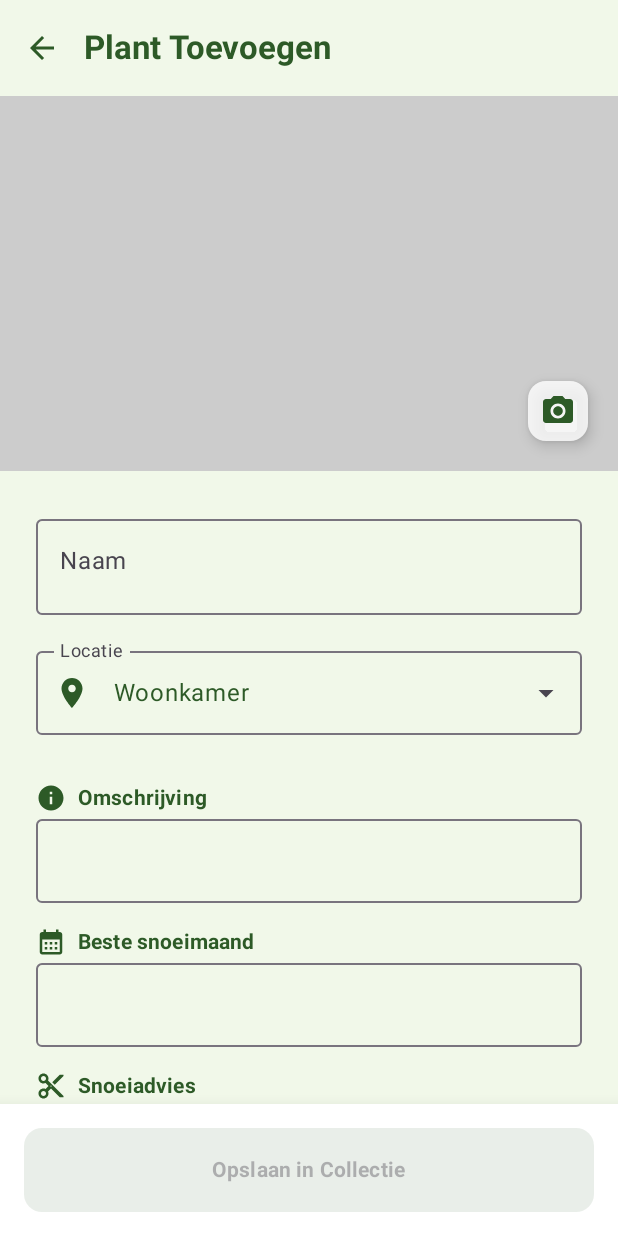
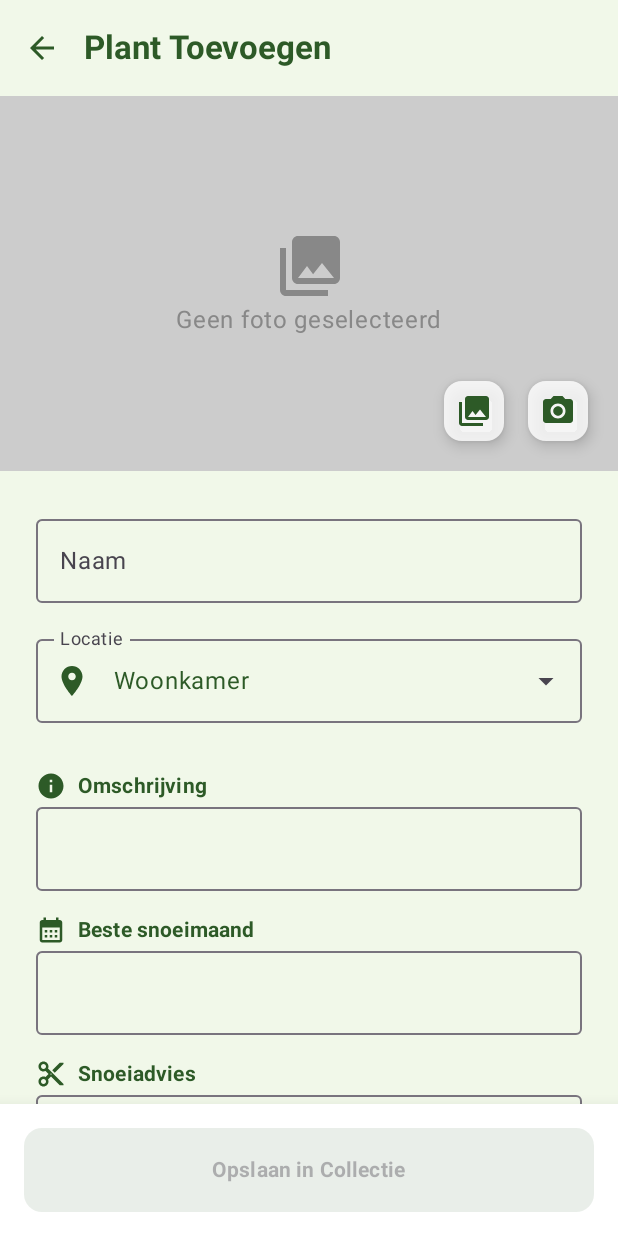
Before and after one commit to pergola73/TuinMaat, an Android app built with Jetpack Compose: the PlantToevoegenScherm screen opened through its navigation route, on a phone screen of 412 x 824 dp. Run offline under Robolectric (Android 15) with nearby library versions, the light colour scheme and no system bars; our stand-ins replace Firebase (no records; nobody signed in at launch, a user with empty details on screens opened directly); libraries missing offline, so code that uses them is left out: com.google.ai.client.

Commit message:
0.7 locatie lijst obv beheerde lijst, gallerij toegevoegd,
Signed-off-by: pergola73! <roland.van.oel@gmail.com>

```diff
--- a/app/src/main/java/com/example/tuinmaat/MainActivity.kt
+++ b/app/src/main/java/com/example/tuinmaat/MainActivity.kt
@@ -125,6 +125,7 @@ class MainActivity : FragmentActivity() {
                             composable("beveiliging") { BeveiligingsInstellingenScherm(navController) }
                             composable("locatiebeheer") { LocatieBeheerScherm(navController) }
                             composable("profiel_bewerken") { ProfielBewerkenScherm(navController) }
+                            composable("info") { InfoScherm(navController) }
                         }
                     }
                 }
@@ -466,11 +467,11 @@ fun HoofdMenu(navController: NavController) {
                 }
             }
             Surface(
-                modifier = Modifier.size(50.dp).clickable { navController.navigate("profiel_bewerken") },
+                modifier = Modifier.size(50.dp).clickable { navController.navigate("instellingen") },
                 shape = CircleShape,
-                color = GrasGroen.copy(alpha = 0.2f)
-            ) {
-                Icon(Icons.Default.Person, contentDescription = null, tint = DonkerGroen, modifier = Modifier.padding(10.dp))
+                color = Color.Transparent
+            ) {
+                // Icon verwijderd op verzoek van gebruiker, maar klikgebied behouden voor balans of weghalen
             }
         }
 
@@ -484,15 +485,6 @@ fun HoofdMenu(navController: NavController) {
         MenuKnop("Plant Toevoegen", Icons.Default.Add) { navController.navigate("toevoegen") }
         MenuKnop("Snoei Kalender", Icons.Default.CalendarToday) { navController.navigate("kalender") }
         MenuKnop("Instellingen", Icons.Default.Settings) { navController.navigate("instellingen") }
-
-        Spacer(modifier = Modifier.height(32.dp))
-
-        TextButton(onClick = {
-            auth.signOut()
-            navController.navigate("login") { popUpTo(0) }
-        }, modifier = Modifier.align(Alignment.CenterHorizontally)) {
-            Text("Uitloggen", color = Color.Red.copy(alpha = 0.7f))
-        }
     }
 }
 
@@ -523,8 +515,7 @@ fun MenuKnop(tekst: String, icoon: ImageVector, onClick: () -> Unit) {
 @Composable
 fun PlantToevoegenScherm(
     navController: NavController,
-    bewerkPlantFirestoreId: String? = null,
-    beschikbareLocaties: List<String> = listOf("Woonkamer", "Keuken", "Slaapkamer", "Balkon")
+    bewerkPlantFirestoreId: String? = null
 ) {
     val db = Firebase.firestore
     val auth = Firebase.auth
@@ -536,10 +527,11 @@ fun PlantToevoegenScherm(
     var bitmap by remember { mutableStateOf<Bitmap?>(null) }
     var bestaandeFotoUri by remember { mutableStateOf<String?>(null) }
     var naam by remember { mutableStateOf("") }
-    var geselecteerdeLocatie by remember { mutableStateOf(beschikbareLocaties.firstOrNull() ?: "") }
+    var geselecteerdeLocatie by remember { mutableStateOf("") }
     var omschrijving by remember { mutableStateOf("") }
     var snoeiMaand by remember { mutableStateOf("") }
     var snoeiAdvies by remember { mutableStateOf("") }
+    var beschikbareLocaties by remember { mutableStateOf<List<String>>(emptyList()) }
 
     // Gemini AI State
     var aiSuggesties by remember { mutableStateOf<List<GeminiPlantResult>>(emptyList()) }
@@ -550,13 +542,21 @@ fun PlantToevoegenScherm(
     var isLaden by remember { mutableStateOf(false) }
     var laatLocatieMenuZien by remember { mutableStateOf(false) }
 
-    // Load existing plant if editing
-    LaunchedEffect(bewerkPlantFirestoreId) {
-        if (bewerkPlantFirestoreId != null) {
-            isLaden = true
+    // Load locations and existing plant
+    LaunchedEffect(userId, bewerkPlantFirestoreId) {
+        if (userId.isNotEmpty()) {
             try {
                 val userDoc = db.collection("users").document(userId).get().await()
                 val gardenId = userDoc.getString("sharedGardenId") ?: userId
+
+                // Load locations
+                val gardenDoc = db.collection("tuinen").document(gardenId).get().await()
+                @Suppress("UNCHECKED_CAST")
+                val locs = gardenDoc.get("locaties") as? List<String> ?: listOf("Woonkamer", "Keuken", "Balkon")
+                beschikbareLocaties = locs
+
+                if (bewerkPlantFirestoreId != null) {
+                    isLaden = true
                     val doc = db.collection("tuinen").document(gardenId).collection("planten").document(bewerkPlantFirestoreId).get().await()
                     val plant = doc.toObject(Plant::class.java)
                     if (plant != null) {
@@ -567,8 +567,11 @@ fun PlantToevoegenScherm(
                         snoeiAdvies = plant.snoeiAdvies
                         bestaandeFotoUri = plant.fotoUri
                     }
+                } else if (geselecteerdeLocatie.isEmpty() && locs.isNotEmpty()) {
+                    geselecteerdeLocatie = locs.first()
+                }
             } catch (e: Exception) {
-                Log.e("TuinMaat", "Fout bij laden plant: ${e.message}")
+                Log.e("TuinMaat", "Fout bij laden data: ${e.message}")
             } finally {
                 isLaden = false
             }
@@ -577,9 +580,17 @@ fun PlantToevoegenScherm(
 
     val cameraLauncher = rememberLauncherForActivityResult(
         ActivityResultContracts.TakePicturePreview()
-    ) { result ->
-        if (result != null) {
-            bitmap = result
+    ) { result -> if (result != null) bitmap = result }
+
+    val galleryLauncher = rememberLauncherForActivityResult(
+        ActivityResultContracts.GetContent()
+    ) { uri ->
+        if (uri != null) {
+            val context = (navController.context as? Activity)
+            if (context != null) {
+                val source = android.graphics.ImageDecoder.createSource(context.contentResolver, uri)
+                bitmap = android.graphics.ImageDecoder.decodeBitmap(source)
+            }
         }
     }
 
@@ -587,11 +598,8 @@ fun PlantToevoegenScherm(
     val permissionLauncher = rememberLauncherForActivityResult(
         ActivityResultContracts.RequestPermission()
     ) { isGranted ->
-        if (isGranted) {
-            cameraLauncher.launch(null)
-        } else {
-            Toast.makeText(context, "Camera toestemming is nodig om foto's te maken.", Toast.LENGTH_SHORT).show()
-        }
+        if (isGranted) cameraLauncher.launch(null)
+        else Toast.makeText(context, "Camera toestemming nodig.", Toast.LENGTH_SHORT).show()
     }
 
     Scaffold(
@@ -659,10 +667,7 @@ fun PlantToevoegenScherm(
                     },
                     enabled = naam.isNotBlank() && !isLaden,
                     colors = ButtonDefaults.buttonColors(containerColor = DonkerGroen),
-                    modifier = Modifier
-                        .fillMaxWidth()
-                        .padding(16.dp)
-                        .height(56.dp),
+                    modifier = Modifier.fillMaxWidth().padding(16.dp).height(56.dp),
                     shape = RoundedCornerShape(12.dp)
                 ) {
                     if (isLaden) CircularProgressIndicator(color = Color.White, modifier = Modifier.size(24.dp))
@@ -672,62 +677,60 @@ fun PlantToevoegenScherm(
         }
     ) { paddingValues ->
         Column(
-            modifier = Modifier
-                .fillMaxSize()
-                .padding(paddingValues)
-                .verticalScroll(scrollState)
-                .background(ZachtBeige)
-        ) {
-            // Foto Sectie (vergelijkbaar met detail scherm hoogte)
+            modifier = Modifier.fillMaxSize().padding(paddingValues).verticalScroll(scrollState).background(ZachtBeige)
+        ) {
+            // Foto Sectie
             Box(
-                modifier = Modifier
-                    .fillMaxWidth()
-                    .height(250.dp)
-                    .background(Color.LightGray),
+                modifier = Modifier.fillMaxWidth().height(250.dp).background(Color.LightGray),
                 contentAlignment = Alignment.Center
             ) {
                 if (bitmap != null) {
-                    Image(
-                        bitmap = bitmap!!.asImageBitmap(),
-                        contentDescription = null,
-                        contentScale = ContentScale.Crop,
-                        modifier = Modifier.fillMaxSize()
-                    )
+                    Image(bitmap = bitmap!!.asImageBitmap(), contentDescription = null, contentScale = ContentScale.Crop, modifier = Modifier.fillMaxSize())
                 } else if (bestaandeFotoUri != null) {
-                    AsyncImage(
-                        model = bestaandeFotoUri,
-                        contentDescription = null,
-                        contentScale = ContentScale.Crop,
-                        modifier = Modifier.fillMaxSize()
-                    )
-                }
-
+                    AsyncImage(model = bestaandeFotoUri, contentDescription = null, contentScale = ContentScale.Crop, modifier = Modifier.fillMaxSize())
+                } else {
+                    Column(horizontalAlignment = Alignment.CenterHorizontally) {
+                        Icon(Icons.Default.PhotoLibrary, contentDescription = null, modifier = Modifier.size(48.dp), tint = Color.Gray)
+                        Text("Geen foto geselecteerd", color = Color.Gray)
+                    }
+                }
+
+                Row(modifier = Modifier.align(Alignment.BottomEnd).padding(16.dp)) {
+                    SmallFloatingActionButton(
+                        onClick = { galleryLauncher.launch("image/*") },
+                        containerColor = Color.White.copy(alpha = 0.8f)
+                    ) { Icon(Icons.Default.PhotoLibrary, contentDescription = "Galerij", tint = DonkerGroen) }
+                    Spacer(modifier = Modifier.width(8.dp))
                     SmallFloatingActionButton(
                         onClick = {
                             val permissionCheckResult = ContextCompat.checkSelfPermission(context, Manifest.permission.CAMERA)
-                        if (permissionCheckResult == PackageManager.PERMISSION_GRANTED) {
-                            cameraLauncher.launch(null)
-                        } else {
-                            permissionLauncher.launch(Manifest.permission.CAMERA)
-                        }
+                            if (permissionCheckResult == PackageManager.PERMISSION_GRANTED) cameraLauncher.launch(null)
+                            else permissionLauncher.launch(Manifest.permission.CAMERA)
                         },
-                    modifier = Modifier.align(Alignment.BottomEnd).padding(16.dp),
                         containerColor = Color.White.copy(alpha = 0.8f)
-                ) {
-                    Icon(Icons.Default.PhotoCamera, contentDescription = "Foto maken", tint = DonkerGroen)
-                }
-            }
-
-            // Gemini AI Button
+                    ) { Icon(Icons.Default.PhotoCamera, contentDescription = "Camera", tint = DonkerGroen) }
+                }
+            }
+
+            // AI Button
             if (bitmap != null) {
                 Button(
                     onClick = {
                         coroutineScope.launch {
                             isAIBezig = true
+                            try {
                                 val resultaten = zoekPlantInfoMetAI(bitmap!!, context)
+                                if (resultaten.isNotEmpty()) {
                                     aiSuggesties = resultaten
                                     laatSuggestiesZien = true
+                                } else {
+                                    Toast.makeText(context, "AI kon plant niet identificeren", Toast.LENGTH_SHORT).show()
+                                }
+                            } catch (e: Exception) {
+                                Log.e("TuinMaat", "AI Error: ${e.message}")
+                            } finally {
                                 isAIBezig = false
+                            }
                         }
                     },
                     modifier = Modifier.fillMaxWidth().padding(horizontal = 24.dp, vertical = 8.dp),
@@ -735,9 +738,8 @@ fun PlantToevoegenScherm(
                     shape = RoundedCornerShape(12.dp),
                     enabled = !isAIBezig
                 ) {
-                    if (isAIBezig) {
-                        CircularProgressIndicator(color = Color.White, modifier = Modifier.size(24.dp))
-                    } else {
+                    if (isAIBezig) CircularProgressIndicator(color = Color.White, modifier = Modifier.size(24.dp))
+                    else {
                         Icon(Icons.Default.AutoAwesome, contentDescription = null)
                         Spacer(Modifier.width(8.dp))
                         Text("Identificeer met Gemini AI", fontWeight = FontWeight.Bold)
@@ -766,90 +768,35 @@ fun PlantToevoegenScherm(
                             }
                         }
                     }
-                    TextButton(onClick = { laatSuggestiesZien = false }) {
-                        Text("Annuleren", color = Color.Gray)
-                    }
+                    TextButton(onClick = { laatSuggestiesZien = false }) { Text("Annuleren", color = Color.Gray) }
                 }
             }
 
             Column(modifier = Modifier.padding(24.dp)) {
-                // 1. Naam
+                OutlinedTextField(value = naam, onValueChange = { naam = it }, label = { Text("Naam") }, modifier = Modifier.fillMaxWidth())
+                Spacer(modifier = Modifier.height(16.dp))
+                ExposedDropdownMenuBox(expanded = laatLocatieMenuZien, onExpandedChange = { laatLocatieMenuZien = !laatLocatieMenuZien }) {
                     OutlinedTextField(
-                    value = naam,
-                    onValueChange = { naam = it },
-                    label = { Text("Naam") },
-                    textStyle = MaterialTheme.typography.headlineSmall,
-                    modifier = Modifier.fillMaxWidth(),
-                    colors = OutlinedTextFieldDefaults.colors(focusedBorderColor = DonkerGroen)
-                )
-
-                Spacer(modifier = Modifier.height(16.dp))
-
-                // 2. Locatie (Dropdown)
-                ExposedDropdownMenuBox(
-                    expanded = laatLocatieMenuZien,
-                    onExpandedChange = { laatLocatieMenuZien = !laatLocatieMenuZien }
-                ) {
-                    OutlinedTextField(
-                        value = geselecteerdeLocatie,
-                        onValueChange = {},
-                        readOnly = true,
-                        label = { Text("Locatie") },
-                        leadingIcon = { Icon(Icons.Default.LocationOn, contentDescription = null, tint = DonkerGroen) },
+                        value = geselecteerdeLocatie, onValueChange = {}, readOnly = true, label = { Text("Locatie") },
+                        leadingIcon = { Icon(Icons.Default.LocationOn, null, tint = DonkerGroen) },
                         trailingIcon = { ExposedDropdownMenuDefaults.TrailingIcon(expanded = laatLocatieMenuZien) },
-                        modifier = Modifier.menuAnchor().fillMaxWidth(),
-                        colors = OutlinedTextFieldDefaults.colors(focusedBorderColor = DonkerGroen)
-                    )
-                    ExposedDropdownMenu(
-                        expanded = laatLocatieMenuZien,
-                        onDismissRequest = { laatLocatieMenuZien = false }
-                    ) {
+                        modifier = Modifier.menuAnchor().fillMaxWidth()
+                    )
+                    ExposedDropdownMenu(expanded = laatLocatieMenuZien, onDismissRequest = { laatLocatieMenuZien = false }) {
                         beschikbareLocaties.forEach { loc ->
-                            DropdownMenuItem(
-                                text = { Text(loc) },
-                                onClick = {
-                                    geselecteerdeLocatie = loc
-                                    laatLocatieMenuZien = false
-                                }
-                            )
-                        }
-                    }
-                }
-
+                            DropdownMenuItem(text = { Text(loc) }, onClick = { geselecteerdeLocatie = loc; laatLocatieMenuZien = false })
+                        }
+                    }
+                }
                 Spacer(modifier = Modifier.height(24.dp))
-
-                // 3. Omschrijving
-                InvoerVeldMetIcoon(
-                    label = "Omschrijving",
-                    waarde = omschrijving,
-                    onWaardeChange = { omschrijving = it },
-                    icoon = Icons.Default.Info
-                )
-
-                // 4. Beste snoeimaand
-                InvoerVeldMetIcoon(
-                    label = "Beste snoeimaand",
-                    waarde = snoeiMaand,
-                    onWaardeChange = { snoeiMaand = it },
-                    icoon = Icons.Default.CalendarMonth
-                )
-
-                // 5. Snoeiadvies
-                InvoerVeldMetIcoon(
-                    label = "Snoeiadvies",
-                    waarde = snoeiAdvies,
-                    onWaardeChange = { snoeiAdvies = it },
-                    icoon = Icons.Default.ContentCut,
-                    isMultiLine = true
-                )
-
-                // Extra ruimte onderaan zodat scrollen overal bij kan
+                InvoerVeldMetIcoon("Omschrijving", omschrijving, { omschrijving = it }, Icons.Default.Info)
+                InvoerVeldMetIcoon("Beste snoeimaand", snoeiMaand, { snoeiMaand = it }, Icons.Default.CalendarMonth)
+                InvoerVeldMetIcoon("Snoeiadvies", snoeiAdvies, { snoeiAdvies = it }, Icons.Default.ContentCut, true)
                 Spacer(modifier = Modifier.height(32.dp))
             }
         }
     }
 }
-
 @Composable
 fun InvoerVeldMetIcoon(
     label: String,
@@ -1028,10 +975,11 @@ fun InstellingenScherm(navController: NavController) {
             Text("Instellingen", style = MaterialTheme.typography.headlineMedium, color = DonkerGroen, fontWeight = FontWeight.Bold)
         }
 
-        Column(modifier = Modifier.padding(16.dp)) {
+        Column(modifier = Modifier.padding(16.dp).verticalScroll(rememberScrollState())) {
             InstellingItem("Profiel bewerken", Icons.Default.Person) { navController.navigate("profiel_bewerken") }
             InstellingItem("Locaties beheren", Icons.Default.Place) { navController.navigate("locatiebeheer") }
             InstellingItem("Beveiliging", Icons.Default.Security) { navController.navigate("beveiliging") }
+            InstellingItem("Info", Icons.Default.Info) { navController.navigate("info") }
 
             Spacer(modifier = Modifier.height(32.dp))
 
@@ -1044,6 +992,34 @@ fun InstellingenScherm(navController: NavController) {
                 colors = ButtonDefaults.buttonColors(containerColor = Color.Red.copy(alpha = 0.1f), contentColor = Color.Red)
             ) {
                 Text("Uitloggen")
+            }
+        }
+    }
+}
+
+@Composable
+fun InfoScherm(navController: NavController) {
+    Column(modifier = Modifier.fillMaxSize().background(ZachtBeige).statusBarsPadding()) {
+        Row(verticalAlignment = Alignment.CenterVertically, modifier = Modifier.padding(16.dp)) {
+            IconButton(onClick = { navController.popBackStack() }) { Icon(Icons.AutoMirrored.Filled.ArrowBack, null) }
+            Text("Informatie", style = MaterialTheme.typography.headlineMedium, color = DonkerGroen, fontWeight = FontWeight.Bold)
+        }
+
+        Card(
+            modifier = Modifier.padding(16.dp).fillMaxWidth(),
+            colors = CardDefaults.cardColors(containerColor = Color.White),
+            shape = RoundedCornerShape(16.dp)
+        ) {
+            Column(modifier = Modifier.padding(24.dp), horizontalAlignment = Alignment.CenterHorizontally) {
+                Icon(Icons.Default.Park, contentDescription = null, tint = DonkerGroen, modifier = Modifier.size(64.dp))
+                Spacer(modifier = Modifier.height(16.dp))
+                Text("TuinMaat", style = MaterialTheme.typography.headlineSmall, color = DonkerGroen, fontWeight = FontWeight.Bold)
+                Spacer(modifier = Modifier.height(8.dp))
+                Text("Roland van Oel", style = MaterialTheme.typography.bodyLarge)
+                Text("rvanoel@etik.com", style = MaterialTheme.typography.bodyMedium, color = Color.Gray)
+
+                Spacer(modifier = Modifier.height(24.dp))
+                Text("Bedankt voor het gebruiken van TuinMaat!", style = MaterialTheme.typography.bodySmall, color = GrasGroen, fontWeight = FontWeight.Bold)
             }
         }
     }
@@ -1468,9 +1444,8 @@ data class GeminiPlantResult(
 suspend fun zoekPlantInfoMetAI(bitmap: Bitmap, context: android.content.Context): List<GeminiPlantResult> {
     return try {
         val generativeModel = GenerativeModel(
-            modelName = "gemini-2.5-flash-lite",
-            apiKey = "AIzaSyAQh99EnRFodIff8ap1T7952cWsv67M4_Q"
-                    //BuildConfig.GEMINI_API_KEY
+            modelName = "gemini-1.5-flash",
+            apiKey = BuildConfig.GEMINI_API_KEY
         )
 
         val prompt = content {
```
Lines whose indentation alone changed are shown as unchanged.
